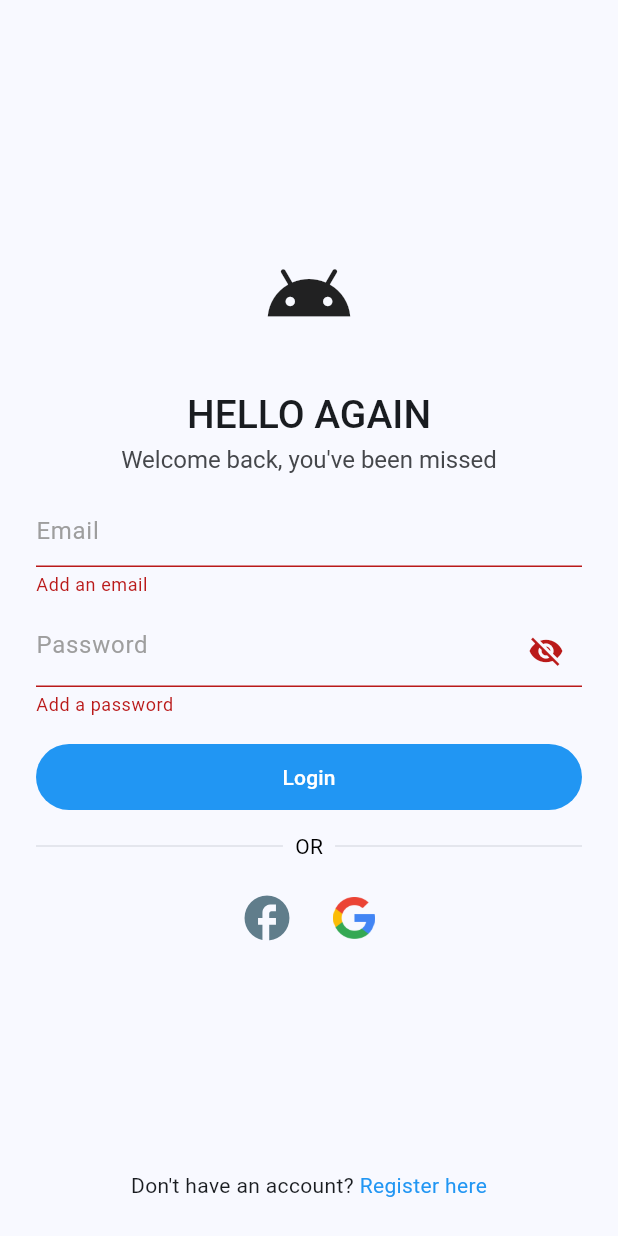
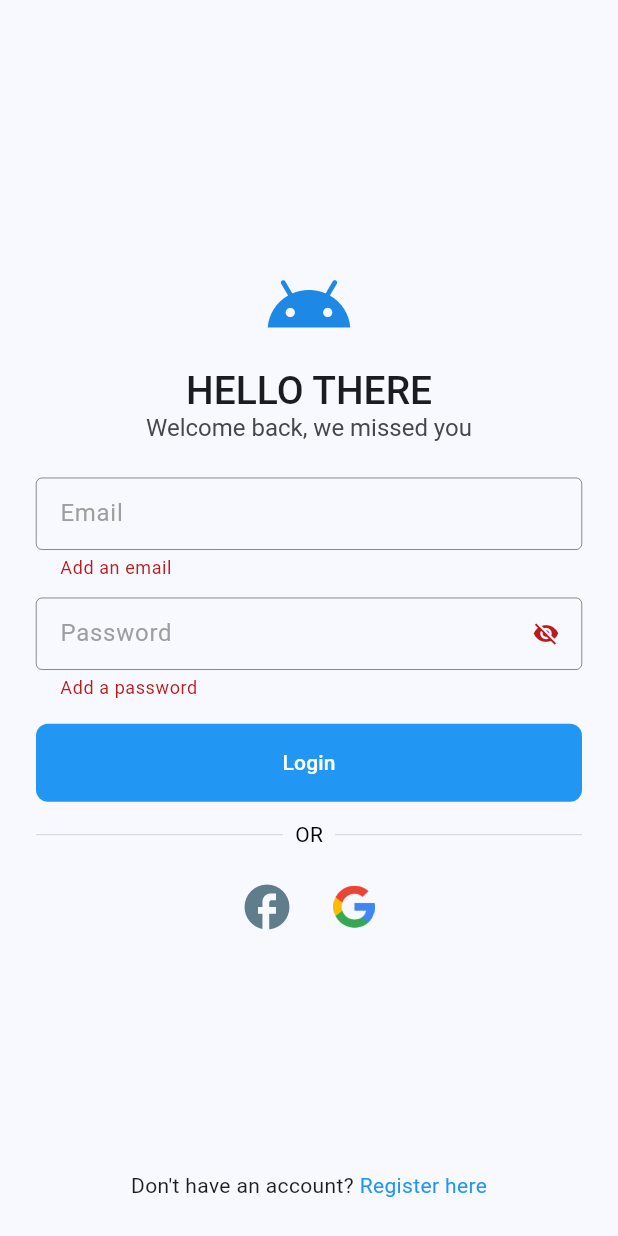
Before and after one commit to Bidhanrai/chat_application, a Flutter app: the screen it shows after launch, after a tap on "Login", on a phone screen of 412 x 824 dp. Run offline on Flutter 3.47's test engine with Material 2 defaults, Android fonts, the phone set to English and light mode, and no system bars; our stand-ins replace cloud_firestore, firebase_auth, firebase_core, fluttertoast, get_it, google_sign_in and 1 more; missing offline and left inert: flutter_facebook_auth; accounts and stored records are empty.

Commit message:
minor ui changes

```diff
--- a/lib/features/authentication/login/login_view.dart
+++ b/lib/features/authentication/login/login_view.dart
@@ -36,28 +36,30 @@ class LoginView extends StackedView<LoginViewModel> {
                             mainAxisSize: MainAxisSize.min,
                             crossAxisAlignment: CrossAxisAlignment.stretch,
                             children: <Widget>[
-                              const Icon(Icons.android, size: 60),
-                              const SizedBox(height: 32),
+                              Icon(Icons.android, size: 60, color: Colors.blue.shade600),
+                              const SizedBox(height: 12),
                               const Text(
-                                "HELLO AGAIN",
+                                "HELLO THERE",
                                 style: TextStyle(
                                   fontSize: xxxxxl,
                                   fontWeight: FontWeight.w500,
                                   letterSpacing: 0,
+                                  height: 0,
                                 ),
                                 textAlign: TextAlign.center,
                               ),
                               const Text(
-                                "Welcome back, you've been missed",
+                                "Welcome back, we missed you",
                                 style: TextStyle(
                                   fontSize: l,
                                   fontWeight: FontWeight.w400,
                                   letterSpacing: 0,
-                                  color: lightBlack
+                                  color: lightBlack,
+                                  height: 0,
                                 ),
                                 textAlign: TextAlign.center,
                               ),
-                              const SizedBox(height: 12),
+                              const SizedBox(height: 24),
                               CustomTextFormField(
                                 controller: viewModel.emailController,
                                 hintText: "Email",
--- a/lib/features/authentication/login/login_view_model.dart
+++ b/lib/features/authentication/login/login_view_model.dart
@@ -63,6 +63,7 @@ class LoginViewModel extends BaseViewModel {
 
   _addUserDetails(UserCredential userCredential) async {
     try {
+      if(!(await FirebaseFirestore.instance.collection("users").doc(userCredential.user!.uid).get()).exists) {
         await FirebaseFirestore.instance.collection("users").doc(userCredential.user!.uid).set({
           "id": userCredential.user!.uid,
           "first name": userCredential.user?.displayName!= null
@@ -74,6 +75,8 @@ class LoginViewModel extends BaseViewModel {
           "email": userCredential.user?.email,
           "created at": DateTime.now(),
         });
+      }
+
     } catch(e) {
       rethrow;
     }
--- a/lib/features/chat/chat_view_model.dart
+++ b/lib/features/chat/chat_view_model.dart
@@ -40,7 +40,6 @@ class ChatViewModel extends BaseViewModel {
       senderId: senderId,
     );
 
-    // await runBusyFuture();
     _firebaseFirestore
         .collection("conversation")
         .doc(conversationId)
--- a/lib/features/splash_view.dart
+++ b/lib/features/splash_view.dart
@@ -20,7 +20,7 @@ class _SplashViewState extends State<SplashView> {
   }
 
   _checkIfUserLoggedIn() async {
-    Future.delayed(const Duration(seconds: 2), () {
+    Future.delayed(const Duration(seconds: 1), () {
       if(locator<AuthService>().isUserLoggedIn) {
         locator<NavigationService>().navigateToAndRemoveAll(userListView);
       } else {
@@ -31,9 +31,9 @@ class _SplashViewState extends State<SplashView> {
 
   @override
   Widget build(BuildContext context) {
-    return const Scaffold(
+    return Scaffold(
       body: Center(
-        child: Text("Brand Logo"),
+        child: Icon(Icons.android, size: 100, color: Colors.blue.shade600,),
       ),
     );
   }
--- a/lib/features/user/user_model.dart
+++ b/lib/features/user/user_model.dart
@@ -1,10 +1,13 @@
+import 'package:cloud_firestore/cloud_firestore.dart';
+
 class UserModel {
   final String id;
   final String firstName;
   final String lastName;
   final String email;
+  final Timestamp createdAt;
 
-  UserModel({required this.id, required this.email, required this.lastName, required this.firstName});
+  UserModel({required this.id, required this.email, required this.lastName, required this.firstName, required this.createdAt});
 
   factory UserModel.fromJson(Map<String, dynamic> json) {
     return UserModel(
@@ -12,6 +15,7 @@ class UserModel {
       email: json["email"],
       firstName: json["first name"],
       lastName: json["last name"],
+      createdAt: json["created at"],
     );
   }
 
@@ -21,6 +25,7 @@ class UserModel {
       'email': email,
       'first name': firstName,
       'last name': lastName,
+      'created at': createdAt,
     };
   }
 }
--- a/lib/features/user/users_view.dart
+++ b/lib/features/user/users_view.dart
@@ -3,6 +3,7 @@ import 'package:chat_assessment/features/profile/profile_view.dart';
 import 'package:chat_assessment/features/user/user_model.dart';
 import 'package:chat_assessment/features/user/users_view_model.dart';
 import 'package:chat_assessment/utils/extensions.dart';
+import 'package:chat_assessment/utils/format_date.dart';
 import 'package:chat_assessment/widgets/loading_widget.dart';
 import 'package:cloud_firestore/cloud_firestore.dart';
 import 'package:flutter/material.dart';
@@ -15,7 +16,7 @@ class UserListView extends StackedView<UserViewModel> {
   @override
   Widget builder(BuildContext context, UserViewModel viewModel, Widget? child) {
     return StreamBuilder<QuerySnapshot<UserModel>>(
-      stream: viewModel.usersStream,
+      stream: viewModel.usersListStream,
       builder: (context, snapshot) {
         if (snapshot.hasError) {
           return const Text('Something went wrong');
@@ -43,7 +44,7 @@ class UserListView extends StackedView<UserViewModel> {
                   child: Text(user.firstName.initials().toUpperCase(), style: const TextStyle(color: lightBlack),),
                 ),
                 title: Text("${user.firstName} ${user.lastName}".capitalize(), maxLines: 1, overflow: TextOverflow.ellipsis,),
-                subtitle: const Text("Hey there how you been doing sir", maxLines: 2, overflow: TextOverflow.ellipsis,),
+                subtitle: Text("Joined: ${formatDate(user.createdAt.toDate().toIso8601String())}", maxLines: 2, overflow: TextOverflow.ellipsis,),
               );
             },
           ),
--- a/lib/features/user/users_view_model.dart
+++ b/lib/features/user/users_view_model.dart
@@ -11,7 +11,7 @@ import 'package:stacked/stacked.dart';
 
 class UserViewModel extends BaseViewModel {
 
-  final Stream<QuerySnapshot<UserModel>> usersStream = FirebaseFirestore.instance.collection('users').withConverter<UserModel>(
+  final Stream<QuerySnapshot<UserModel>> usersListStream = FirebaseFirestore.instance.collection('users').withConverter<UserModel>(
     fromFirestore: (snapshots, _) => UserModel.fromJson(snapshots.data()!),
     toFirestore: (users, _) => users.toJson(),
   ).where('id', isNotEqualTo: FirebaseAuth.instance.currentUser?.uid).snapshots();
--- a/lib/widgets/custom_button.dart
+++ b/lib/widgets/custom_button.dart
@@ -14,8 +14,8 @@ class CustomButton extends StatelessWidget {
       style: ButtonStyle(
         backgroundColor: MaterialStateProperty.all(Colors.blue),
         foregroundColor: MaterialStateProperty.all(Colors.white),
-        padding: MaterialStateProperty.all(const EdgeInsets.symmetric(vertical: 12)),
-        // shape: MaterialStateProperty.all(RoundedRectangleBorder(borderRadius: BorderRadius.circular(8))),
+        padding: MaterialStateProperty.all(const EdgeInsets.symmetric(vertical: 16)),
+        shape: MaterialStateProperty.all(RoundedRectangleBorder(borderRadius: BorderRadius.circular(8))),
       ),
       child: isBusy
           ? const LoadingWidget()
--- a/lib/widgets/custom_text_form_field.dart
+++ b/lib/widgets/custom_text_form_field.dart
@@ -17,8 +17,21 @@ class CustomTextFormField extends StatelessWidget {
       obscureText: obscureText,
       decoration: InputDecoration(
         hintText: hintText,
+        isDense: true,
         hintStyle: const TextStyle(color: Colors.grey, fontWeight: FontWeight.w400),
-        enabledBorder: const UnderlineInputBorder(
+        enabledBorder: const OutlineInputBorder(
+          borderSide: BorderSide(width: 0.3),
+        ),
+        focusedBorder: const OutlineInputBorder(
+          borderSide: BorderSide(width: 0.3),
+        ),
+        errorBorder: const OutlineInputBorder(
+          borderSide: BorderSide(width: 0.3),
+        ),
+        border: const OutlineInputBorder(
+          borderSide: BorderSide(width: 0.3),
+        ),
+        focusedErrorBorder: const OutlineInputBorder(
           borderSide: BorderSide(width: 0.3),
         ),
         suffixIcon: suffixIcon,
```
Lines whose indentation alone changed are shown as unchanged.
